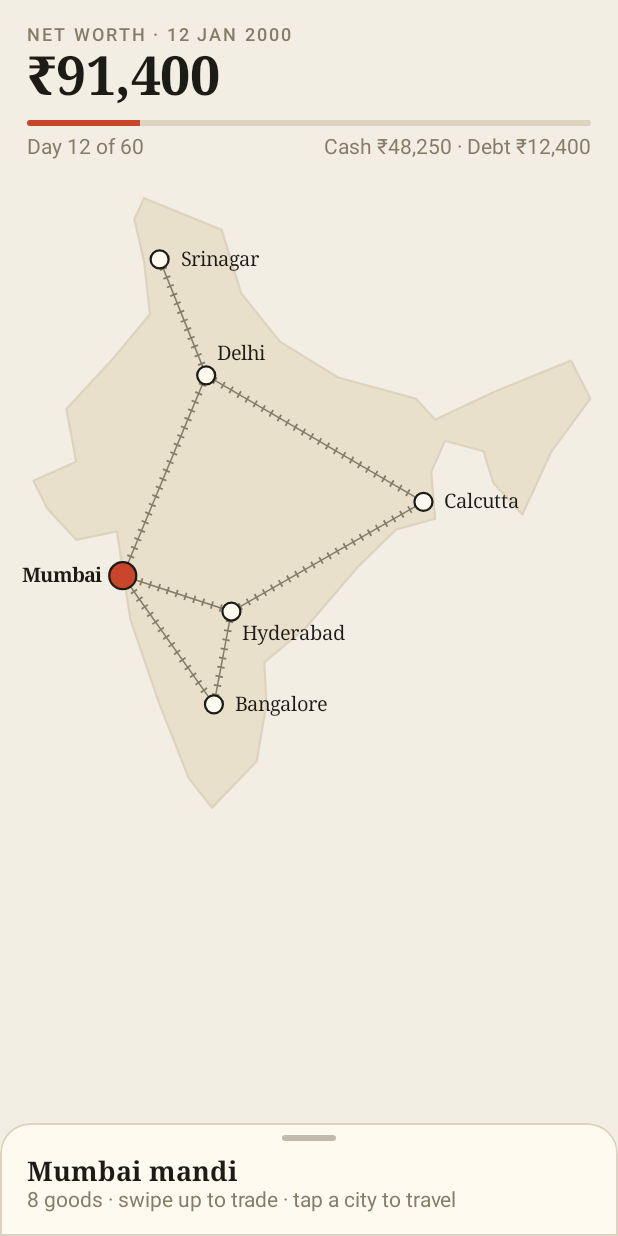
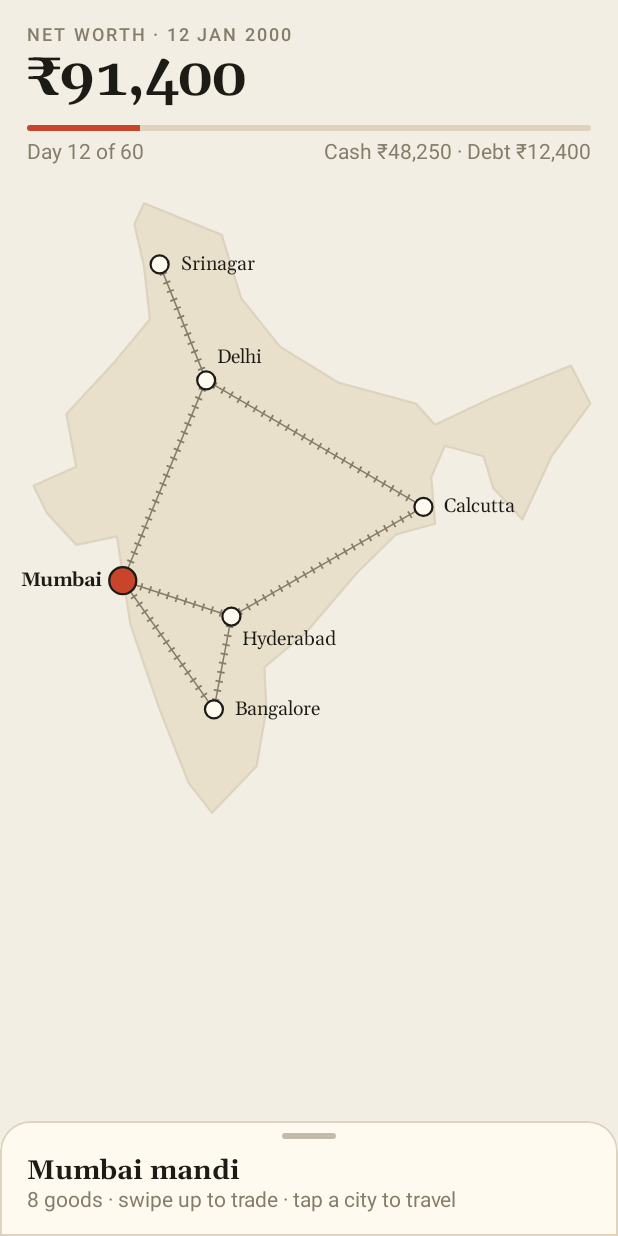
Before and after one commit to purplevarun/druglord_android, an Android app built with Jetpack Compose: the screen it shows after launch (MainActivity), on a phone screen of 412 x 824 dp. Run offline under Robolectric (Android 15) with nearby library versions, the phone set to English and light mode, and no system bars.

Commit message:
Bundle the Gelasio font for headings and amounts
Gelasio is metric-compatible with Georgia, which the approved mockup
used, so every phone now renders the same serif. It is one variable
font file; each weight is selected from it explicitly, because
declaring a weight alone left bold text rendering as regular (caught on
the emulator). DisplayFontTest now fails if bold is not heavier than
regular. Licence in licenses/Gelasio-OFL.txt. Release APK is 0.86 MB.

Co-Authored-By: Claude Fable 5.2 <noreply@anthropic.com>

```diff
--- a/app/src/main/kotlin/com/purplevarun/trader/ui/UiConstants.kt
+++ b/app/src/main/kotlin/com/purplevarun/trader/ui/UiConstants.kt
@@ -1,12 +1,16 @@
 package com.purplevarun.trader.ui
 
 import androidx.compose.ui.graphics.Color
+import androidx.compose.ui.text.ExperimentalTextApi
 import androidx.compose.ui.text.TextStyle
+import androidx.compose.ui.text.font.Font
 import androidx.compose.ui.text.font.FontFamily
+import androidx.compose.ui.text.font.FontVariation
 import androidx.compose.ui.text.font.FontWeight
 import androidx.compose.ui.unit.dp
 import androidx.compose.ui.unit.em
 import androidx.compose.ui.unit.sp
+import com.purplevarun.trader.R
 
 /** Every colour, size and text style in the UI lives in this file. */
 object UiColors {
@@ -60,7 +64,22 @@ object UiDimens {
  * scales with the text.
  */
 object UiType {
-    private val Display = FontFamily.Serif
+    /**
+     * Gelasio, bundled so headings and amounts look the same on every phone. It is one
+     * variable font file, so each weight must be selected from it explicitly: declaring a
+     * weight alone leaves the file at its default (regular). Licence: licenses/Gelasio-OFL.txt.
+     */
+    private val Display = FontFamily(
+        gelasio(FontWeight.Normal),
+        gelasio(FontWeight.Bold),
+    )
+
+    @OptIn(ExperimentalTextApi::class)
+    private fun gelasio(weight: FontWeight) = Font(
+        resId = R.font.gelasio,
+        weight = weight,
+        variationSettings = FontVariation.Settings(FontVariation.weight(weight.weight)),
+    )
     private val Interface = FontFamily.SansSerif
 
     /** Fixed-width digits, so amounts line up and do not jitter as they change. */
```
Also changed, not shown: app/src/main/res/font/gelasio.ttf (added), 3 other files.
